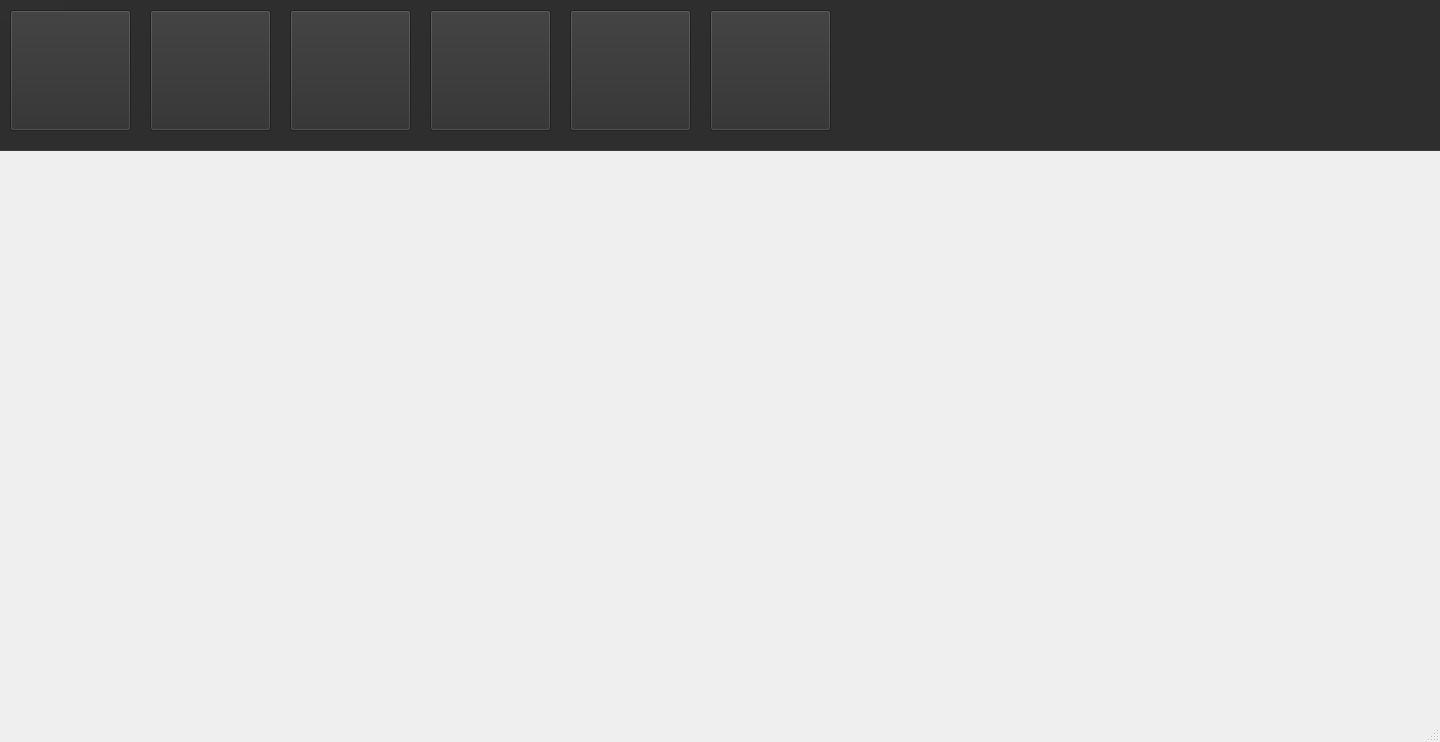
Before: the Qt Designer form ZombieVSPlants/plants.ui in parnianghaisari/Plants-vs.-Zombies-Game, drawn with Qt 5.
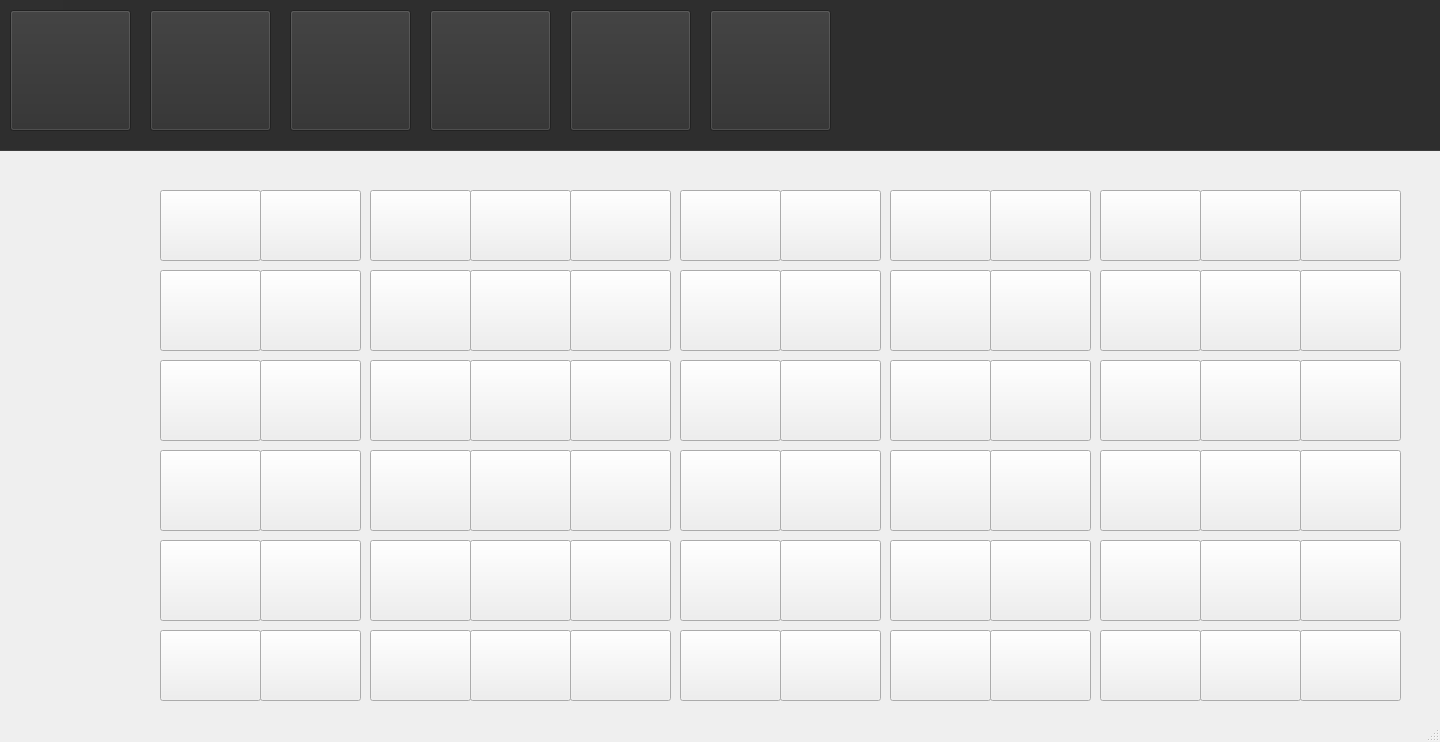
After: the same form once the commit is applied.

The edit to the form file:
```diff
--- a/ZombieVSPlants/plants.ui
+++ b/ZombieVSPlants/plants.ui
@@ -122,13 +122,936 @@
      </property>
     </widget>
    </widget>
-   <widget class="QLabel" name="label_2">
+   <widget class="QPushButton" name="pushButton_26">
     <property name="geometry">
      <rect>
+      <x>470</x>
+      <y>270</y>
+      <width>101</width>
+      <height>81</height>
+     </rect>
+    </property>
+    <property name="text">
+     <string/>
+    </property>
+   </widget>
+   <widget class="QPushButton" name="pushButton_45">
+    <property name="geometry">
+     <rect>
+      <x>1300</x>
+      <y>360</y>
+      <width>101</width>
+      <height>81</height>
+     </rect>
+    </property>
+    <property name="text">
+     <string/>
+    </property>
+   </widget>
+   <widget class="QPushButton" name="pushButton_22">
+    <property name="geometry">
+     <rect>
+      <x>1100</x>
+      <y>630</y>
+      <width>101</width>
+      <height>71</height>
+     </rect>
+    </property>
+    <property name="text">
+     <string/>
+    </property>
+   </widget>
+   <widget class="QPushButton" name="pushButton_18">
+    <property name="geometry">
+     <rect>
+      <x>1300</x>
+      <y>190</y>
+      <width>101</width>
+      <height>71</height>
+     </rect>
+    </property>
+    <property name="text">
+     <string/>
+    </property>
+   </widget>
+   <widget class="QPushButton" name="pushButton_36">
+    <property name="geometry">
+     <rect>
+      <x>470</x>
+      <y>360</y>
+      <width>101</width>
+      <height>81</height>
+     </rect>
+    </property>
+    <property name="text">
+     <string/>
+    </property>
+   </widget>
+   <widget class="QPushButton" name="pushButton_63">
+    <property name="geometry">
+     <rect>
+      <x>990</x>
+      <y>540</y>
+      <width>101</width>
+      <height>81</height>
+     </rect>
+    </property>
+    <property name="text">
+     <string/>
+    </property>
+   </widget>
+   <widget class="QPushButton" name="pushButton_65">
+    <property name="geometry">
+     <rect>
+      <x>160</x>
+      <y>540</y>
+      <width>101</width>
+      <height>81</height>
+     </rect>
+    </property>
+    <property name="text">
+     <string/>
+    </property>
+   </widget>
+   <widget class="QPushButton" name="pushButton_78">
+    <property name="geometry">
+     <rect>
+      <x>570</x>
+      <y>630</y>
+      <width>101</width>
+      <height>71</height>
+     </rect>
+    </property>
+    <property name="text">
+     <string/>
+    </property>
+   </widget>
+   <widget class="QPushButton" name="pushButton_8">
+    <property name="geometry">
+     <rect>
       <x>260</x>
-      <y>210</y>
-      <width>63</width>
-      <height>20</height>
+      <y>190</y>
+      <width>101</width>
+      <height>71</height>
+     </rect>
+    </property>
+    <property name="text">
+     <string/>
+    </property>
+   </widget>
+   <widget class="QPushButton" name="pushButton_31">
+    <property name="geometry">
+     <rect>
+      <x>990</x>
+      <y>270</y>
+      <width>101</width>
+      <height>81</height>
+     </rect>
+    </property>
+    <property name="text">
+     <string/>
+    </property>
+   </widget>
+   <widget class="QPushButton" name="pushButton_33">
+    <property name="geometry">
+     <rect>
+      <x>1200</x>
+      <y>270</y>
+      <width>101</width>
+      <height>81</height>
+     </rect>
+    </property>
+    <property name="text">
+     <string/>
+    </property>
+   </widget>
+   <widget class="QPushButton" name="pushButton_67">
+    <property name="geometry">
+     <rect>
+      <x>680</x>
+      <y>540</y>
+      <width>101</width>
+      <height>81</height>
+     </rect>
+    </property>
+    <property name="text">
+     <string/>
+    </property>
+   </widget>
+   <widget class="QPushButton" name="pushButton_16">
+    <property name="geometry">
+     <rect>
+      <x>1100</x>
+      <y>190</y>
+      <width>101</width>
+      <height>71</height>
+     </rect>
+    </property>
+    <property name="text">
+     <string/>
+    </property>
+   </widget>
+   <widget class="QPushButton" name="pushButton_43">
+    <property name="geometry">
+     <rect>
+      <x>680</x>
+      <y>360</y>
+      <width>101</width>
+      <height>81</height>
+     </rect>
+    </property>
+    <property name="text">
+     <string/>
+    </property>
+   </widget>
+   <widget class="QPushButton" name="pushButton_25">
+    <property name="geometry">
+     <rect>
+      <x>370</x>
+      <y>270</y>
+      <width>101</width>
+      <height>81</height>
+     </rect>
+    </property>
+    <property name="text">
+     <string/>
+    </property>
+   </widget>
+   <widget class="QPushButton" name="pushButton_46">
+    <property name="geometry">
+     <rect>
+      <x>890</x>
+      <y>360</y>
+      <width>101</width>
+      <height>81</height>
+     </rect>
+    </property>
+    <property name="text">
+     <string/>
+    </property>
+   </widget>
+   <widget class="QPushButton" name="pushButton_59">
+    <property name="geometry">
+     <rect>
+      <x>780</x>
+      <y>540</y>
+      <width>101</width>
+      <height>81</height>
+     </rect>
+    </property>
+    <property name="text">
+     <string/>
+    </property>
+   </widget>
+   <widget class="QPushButton" name="pushButton_12">
+    <property name="geometry">
+     <rect>
+      <x>680</x>
+      <y>190</y>
+      <width>101</width>
+      <height>71</height>
+     </rect>
+    </property>
+    <property name="text">
+     <string/>
+    </property>
+   </widget>
+   <widget class="QPushButton" name="pushButton_32">
+    <property name="geometry">
+     <rect>
+      <x>1100</x>
+      <y>270</y>
+      <width>101</width>
+      <height>81</height>
+     </rect>
+    </property>
+    <property name="text">
+     <string/>
+    </property>
+   </widget>
+   <widget class="QPushButton" name="pushButton_47">
+    <property name="geometry">
+     <rect>
+      <x>780</x>
+      <y>450</y>
+      <width>101</width>
+      <height>81</height>
+     </rect>
+    </property>
+    <property name="text">
+     <string/>
+    </property>
+   </widget>
+   <widget class="QPushButton" name="pushButton_40">
+    <property name="geometry">
+     <rect>
+      <x>1200</x>
+      <y>360</y>
+      <width>101</width>
+      <height>81</height>
+     </rect>
+    </property>
+    <property name="text">
+     <string/>
+    </property>
+   </widget>
+   <widget class="QPushButton" name="pushButton_61">
+    <property name="geometry">
+     <rect>
+      <x>370</x>
+      <y>540</y>
+      <width>101</width>
+      <height>81</height>
+     </rect>
+    </property>
+    <property name="text">
+     <string/>
+    </property>
+   </widget>
+   <widget class="QPushButton" name="pushButton_37">
+    <property name="geometry">
+     <rect>
+      <x>370</x>
+      <y>360</y>
+      <width>101</width>
+      <height>81</height>
+     </rect>
+    </property>
+    <property name="text">
+     <string/>
+    </property>
+   </widget>
+   <widget class="QPushButton" name="pushButton_71">
+    <property name="geometry">
+     <rect>
+      <x>780</x>
+      <y>630</y>
+      <width>101</width>
+      <height>71</height>
+     </rect>
+    </property>
+    <property name="text">
+     <string/>
+    </property>
+   </widget>
+   <widget class="QPushButton" name="pushButton_44">
+    <property name="geometry">
+     <rect>
+      <x>1100</x>
+      <y>360</y>
+      <width>101</width>
+      <height>81</height>
+     </rect>
+    </property>
+    <property name="text">
+     <string/>
+    </property>
+   </widget>
+   <widget class="QPushButton" name="pushButton_66">
+    <property name="geometry">
+     <rect>
+      <x>260</x>
+      <y>540</y>
+      <width>101</width>
+      <height>81</height>
+     </rect>
+    </property>
+    <property name="text">
+     <string/>
+    </property>
+   </widget>
+   <widget class="QPushButton" name="pushButton_23">
+    <property name="geometry">
+     <rect>
+      <x>160</x>
+      <y>270</y>
+      <width>101</width>
+      <height>81</height>
+     </rect>
+    </property>
+    <property name="text">
+     <string/>
+    </property>
+   </widget>
+   <widget class="QPushButton" name="pushButton_42">
+    <property name="geometry">
+     <rect>
+      <x>260</x>
+      <y>360</y>
+      <width>101</width>
+      <height>81</height>
+     </rect>
+    </property>
+    <property name="text">
+     <string/>
+    </property>
+   </widget>
+   <widget class="QPushButton" name="pushButton_20">
+    <property name="geometry">
+     <rect>
+      <x>1200</x>
+      <y>630</y>
+      <width>101</width>
+      <height>71</height>
+     </rect>
+    </property>
+    <property name="text">
+     <string/>
+    </property>
+   </widget>
+   <widget class="QPushButton" name="pushButton_13">
+    <property name="geometry">
+     <rect>
+      <x>780</x>
+      <y>190</y>
+      <width>101</width>
+      <height>71</height>
+     </rect>
+    </property>
+    <property name="text">
+     <string/>
+    </property>
+   </widget>
+   <widget class="QPushButton" name="pushButton_21">
+    <property name="geometry">
+     <rect>
+      <x>260</x>
+      <y>630</y>
+      <width>101</width>
+      <height>71</height>
+     </rect>
+    </property>
+    <property name="text">
+     <string/>
+    </property>
+   </widget>
+   <widget class="QPushButton" name="pushButton_70">
+    <property name="geometry">
+     <rect>
+      <x>890</x>
+      <y>540</y>
+      <width>101</width>
+      <height>81</height>
+     </rect>
+    </property>
+    <property name="text">
+     <string/>
+    </property>
+   </widget>
+   <widget class="QPushButton" name="pushButton_57">
+    <property name="geometry">
+     <rect>
+      <x>1300</x>
+      <y>450</y>
+      <width>101</width>
+      <height>81</height>
+     </rect>
+    </property>
+    <property name="text">
+     <string/>
+    </property>
+   </widget>
+   <widget class="QPushButton" name="pushButton_50">
+    <property name="geometry">
+     <rect>
+      <x>570</x>
+      <y>450</y>
+      <width>101</width>
+      <height>81</height>
+     </rect>
+    </property>
+    <property name="text">
+     <string/>
+    </property>
+   </widget>
+   <widget class="QPushButton" name="pushButton_68">
+    <property name="geometry">
+     <rect>
+      <x>1100</x>
+      <y>540</y>
+      <width>101</width>
+      <height>81</height>
+     </rect>
+    </property>
+    <property name="text">
+     <string/>
+    </property>
+   </widget>
+   <widget class="QPushButton" name="pushButton_73">
+    <property name="geometry">
+     <rect>
+      <x>470</x>
+      <y>630</y>
+      <width>101</width>
+      <height>71</height>
+     </rect>
+    </property>
+    <property name="text">
+     <string/>
+    </property>
+   </widget>
+   <widget class="QPushButton" name="pushButton_30">
+    <property name="geometry">
+     <rect>
+      <x>890</x>
+      <y>270</y>
+      <width>101</width>
+      <height>81</height>
+     </rect>
+    </property>
+    <property name="text">
+     <string/>
+    </property>
+   </widget>
+   <widget class="QPushButton" name="pushButton_60">
+    <property name="geometry">
+     <rect>
+      <x>470</x>
+      <y>540</y>
+      <width>101</width>
+      <height>81</height>
+     </rect>
+    </property>
+    <property name="text">
+     <string/>
+    </property>
+   </widget>
+   <widget class="QPushButton" name="pushButton_17">
+    <property name="geometry">
+     <rect>
+      <x>1200</x>
+      <y>190</y>
+      <width>101</width>
+      <height>71</height>
+     </rect>
+    </property>
+    <property name="text">
+     <string/>
+    </property>
+   </widget>
+   <widget class="QPushButton" name="pushButton_55">
+    <property name="geometry">
+     <rect>
+      <x>680</x>
+      <y>450</y>
+      <width>101</width>
+      <height>81</height>
+     </rect>
+    </property>
+    <property name="text">
+     <string/>
+    </property>
+   </widget>
+   <widget class="QPushButton" name="pushButton_27">
+    <property name="geometry">
+     <rect>
+      <x>570</x>
+      <y>270</y>
+      <width>101</width>
+      <height>81</height>
+     </rect>
+    </property>
+    <property name="text">
+     <string/>
+    </property>
+   </widget>
+   <widget class="QPushButton" name="pushButton_51">
+    <property name="geometry">
+     <rect>
+      <x>990</x>
+      <y>450</y>
+      <width>101</width>
+      <height>81</height>
+     </rect>
+    </property>
+    <property name="text">
+     <string/>
+    </property>
+   </widget>
+   <widget class="QPushButton" name="pushButton_48">
+    <property name="geometry">
+     <rect>
+      <x>470</x>
+      <y>450</y>
+      <width>101</width>
+      <height>81</height>
+     </rect>
+    </property>
+    <property name="text">
+     <string/>
+    </property>
+   </widget>
+   <widget class="QPushButton" name="pushButton_58">
+    <property name="geometry">
+     <rect>
+      <x>890</x>
+      <y>450</y>
+      <width>101</width>
+      <height>81</height>
+     </rect>
+    </property>
+    <property name="text">
+     <string/>
+    </property>
+   </widget>
+   <widget class="QPushButton" name="pushButton_76">
+    <property name="geometry">
+     <rect>
+      <x>680</x>
+      <y>630</y>
+      <width>101</width>
+      <height>71</height>
+     </rect>
+    </property>
+    <property name="text">
+     <string/>
+    </property>
+   </widget>
+   <widget class="QPushButton" name="pushButton_7">
+    <property name="geometry">
+     <rect>
+      <x>160</x>
+      <y>190</y>
+      <width>101</width>
+      <height>71</height>
+     </rect>
+    </property>
+    <property name="text">
+     <string/>
+    </property>
+   </widget>
+   <widget class="QPushButton" name="pushButton_9">
+    <property name="geometry">
+     <rect>
+      <x>370</x>
+      <y>190</y>
+      <width>101</width>
+      <height>71</height>
+     </rect>
+    </property>
+    <property name="text">
+     <string/>
+    </property>
+   </widget>
+   <widget class="QPushButton" name="pushButton_64">
+    <property name="geometry">
+     <rect>
+      <x>1200</x>
+      <y>540</y>
+      <width>101</width>
+      <height>81</height>
+     </rect>
+    </property>
+    <property name="text">
+     <string/>
+    </property>
+   </widget>
+   <widget class="QPushButton" name="pushButton_77">
+    <property name="geometry">
+     <rect>
+      <x>990</x>
+      <y>630</y>
+      <width>101</width>
+      <height>71</height>
+     </rect>
+    </property>
+    <property name="text">
+     <string/>
+    </property>
+   </widget>
+   <widget class="QPushButton" name="pushButton_24">
+    <property name="geometry">
+     <rect>
+      <x>260</x>
+      <y>270</y>
+      <width>101</width>
+      <height>81</height>
+     </rect>
+    </property>
+    <property name="text">
+     <string/>
+    </property>
+   </widget>
+   <widget class="QPushButton" name="pushButton_69">
+    <property name="geometry">
+     <rect>
+      <x>1300</x>
+      <y>540</y>
+      <width>101</width>
+      <height>81</height>
+     </rect>
+    </property>
+    <property name="text">
+     <string/>
+    </property>
+   </widget>
+   <widget class="QPushButton" name="pushButton_15">
+    <property name="geometry">
+     <rect>
+      <x>990</x>
+      <y>190</y>
+      <width>101</width>
+      <height>71</height>
+     </rect>
+    </property>
+    <property name="text">
+     <string/>
+    </property>
+   </widget>
+   <widget class="QPushButton" name="pushButton_11">
+    <property name="geometry">
+     <rect>
+      <x>570</x>
+      <y>190</y>
+      <width>101</width>
+      <height>71</height>
+     </rect>
+    </property>
+    <property name="text">
+     <string/>
+    </property>
+   </widget>
+   <widget class="QPushButton" name="pushButton_53">
+    <property name="geometry">
+     <rect>
+      <x>160</x>
+      <y>450</y>
+      <width>101</width>
+      <height>81</height>
+     </rect>
+    </property>
+    <property name="text">
+     <string/>
+    </property>
+   </widget>
+   <widget class="QPushButton" name="pushButton_74">
+    <property name="geometry">
+     <rect>
+      <x>160</x>
+      <y>630</y>
+      <width>101</width>
+      <height>71</height>
+     </rect>
+    </property>
+    <property name="text">
+     <string/>
+    </property>
+   </widget>
+   <widget class="QPushButton" name="pushButton_49">
+    <property name="geometry">
+     <rect>
+      <x>370</x>
+      <y>450</y>
+      <width>101</width>
+      <height>81</height>
+     </rect>
+    </property>
+    <property name="text">
+     <string/>
+    </property>
+   </widget>
+   <widget class="QPushButton" name="pushButton_28">
+    <property name="geometry">
+     <rect>
+      <x>680</x>
+      <y>270</y>
+      <width>101</width>
+      <height>81</height>
+     </rect>
+    </property>
+    <property name="text">
+     <string/>
+    </property>
+   </widget>
+   <widget class="QPushButton" name="pushButton_34">
+    <property name="geometry">
+     <rect>
+      <x>1300</x>
+      <y>270</y>
+      <width>101</width>
+      <height>81</height>
+     </rect>
+    </property>
+    <property name="text">
+     <string/>
+    </property>
+   </widget>
+   <widget class="QPushButton" name="pushButton_29">
+    <property name="geometry">
+     <rect>
+      <x>780</x>
+      <y>270</y>
+      <width>101</width>
+      <height>81</height>
+     </rect>
+    </property>
+    <property name="text">
+     <string/>
+    </property>
+   </widget>
+   <widget class="QPushButton" name="pushButton_14">
+    <property name="geometry">
+     <rect>
+      <x>890</x>
+      <y>190</y>
+      <width>101</width>
+      <height>71</height>
+     </rect>
+    </property>
+    <property name="text">
+     <string/>
+    </property>
+   </widget>
+   <widget class="QPushButton" name="pushButton_54">
+    <property name="geometry">
+     <rect>
+      <x>260</x>
+      <y>450</y>
+      <width>101</width>
+      <height>81</height>
+     </rect>
+    </property>
+    <property name="text">
+     <string/>
+    </property>
+   </widget>
+   <widget class="QPushButton" name="pushButton_10">
+    <property name="geometry">
+     <rect>
+      <x>470</x>
+      <y>190</y>
+      <width>101</width>
+      <height>71</height>
+     </rect>
+    </property>
+    <property name="text">
+     <string/>
+    </property>
+   </widget>
+   <widget class="QPushButton" name="pushButton_52">
+    <property name="geometry">
+     <rect>
+      <x>1200</x>
+      <y>450</y>
+      <width>101</width>
+      <height>81</height>
+     </rect>
+    </property>
+    <property name="text">
+     <string/>
+    </property>
+   </widget>
+   <widget class="QPushButton" name="pushButton_56">
+    <property name="geometry">
+     <rect>
+      <x>1100</x>
+      <y>450</y>
+      <width>101</width>
+      <height>81</height>
+     </rect>
+    </property>
+    <property name="text">
+     <string/>
+    </property>
+   </widget>
+   <widget class="QPushButton" name="pushButton_19">
+    <property name="geometry">
+     <rect>
+      <x>1300</x>
+      <y>630</y>
+      <width>101</width>
+      <height>71</height>
+     </rect>
+    </property>
+    <property name="text">
+     <string/>
+    </property>
+   </widget>
+   <widget class="QPushButton" name="pushButton_41">
+    <property name="geometry">
+     <rect>
+      <x>160</x>
+      <y>360</y>
+      <width>101</width>
+      <height>81</height>
+     </rect>
+    </property>
+    <property name="text">
+     <string/>
+    </property>
+   </widget>
+   <widget class="QPushButton" name="pushButton_72">
+    <property name="geometry">
+     <rect>
+      <x>890</x>
+      <y>630</y>
+      <width>101</width>
+      <height>71</height>
+     </rect>
+    </property>
+    <property name="text">
+     <string/>
+    </property>
+   </widget>
+   <widget class="QPushButton" name="pushButton_35">
+    <property name="geometry">
+     <rect>
+      <x>780</x>
+      <y>360</y>
+      <width>101</width>
+      <height>81</height>
+     </rect>
+    </property>
+    <property name="text">
+     <string/>
+    </property>
+   </widget>
+   <widget class="QPushButton" name="pushButton_38">
+    <property name="geometry">
+     <rect>
+      <x>570</x>
+      <y>360</y>
+      <width>101</width>
+      <height>81</height>
+     </rect>
+    </property>
+    <property name="text">
+     <string/>
+    </property>
+   </widget>
+   <widget class="QPushButton" name="pushButton_62">
+    <property name="geometry">
+     <rect>
+      <x>570</x>
+      <y>540</y>
+      <width>101</width>
+      <height>81</height>
+     </rect>
+    </property>
+    <property name="text">
+     <string/>
+    </property>
+   </widget>
+   <widget class="QPushButton" name="pushButton_75">
+    <property name="geometry">
+     <rect>
+      <x>370</x>
+      <y>630</y>
+      <width>101</width>
+      <height>71</height>
+     </rect>
+    </property>
+    <property name="text">
+     <string/>
+    </property>
+   </widget>
+   <widget class="QPushButton" name="pushButton_39">
+    <property name="geometry">
+     <rect>
+      <x>990</x>
+      <y>360</y>
+      <width>101</width>
+      <height>81</height>
      </rect>
     </property>
     <property name="text">
```
